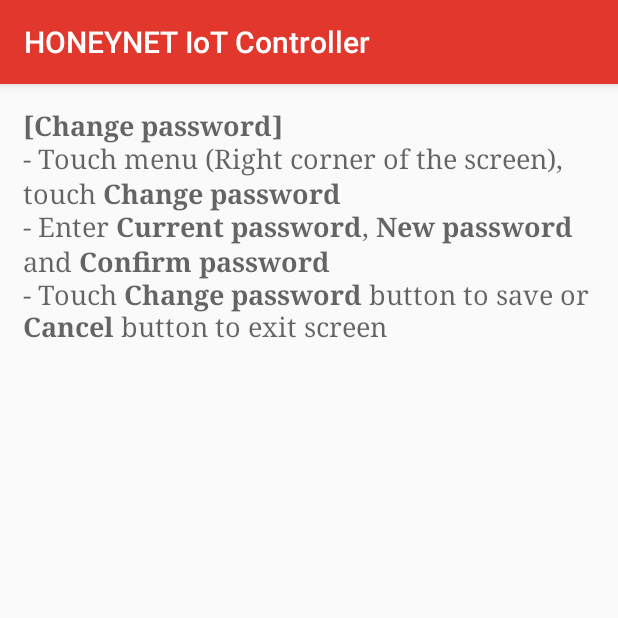
After one commit to danhnguyenviet/LightPumpController, an Android app: the GuideActivity screen opened directly, with no data from a screen before it, on a phone screen of 412 x 824 dp, the top half of it. The commit adds this screen. Run offline under Robolectric (Android 15) with nearby library versions, the phone set to English and light mode, and no system bars.

Commit message:
Lưu setting, guide
- Setting được lưu trên file
- Guide nằm menu góc phải

```diff
--- a/IoT/app/src/main/AndroidManifest.xml
+++ b/IoT/app/src/main/AndroidManifest.xml
@@ -39,6 +39,9 @@
             android:screenOrientation="portrait"
             android:theme="@style/AppTheme.Dialog"></activity>
 
+        <activity android:name=".GuideActivity"
+            android:screenOrientation="portrait"></activity>
+
         <activity android:name=".LoginActivity"
             android:screenOrientation="portrait">
             <intent-filter>
--- /dev/null
+++ b/IoT/app/src/main/java/com/danh/iot/GuideActivity.java
@@ -0,0 +1,33 @@
+package com.danh.iot;
+
+import android.os.Bundle;
+import android.support.v7.app.AppCompatActivity;
+import android.text.Html;
+import android.widget.TextView;
+
+/**
+ * Created by NPhat on 14/3/2016.
+ */
+public class GuideActivity extends AppCompatActivity {
+    TextView tvContent;
+
+
+    @Override
+    protected void onCreate(Bundle savedInstanceState) {
+        super.onCreate(savedInstanceState);
+        setContentView(R.layout.activity_guide);
+
+        tvContent = (TextView)findViewById(R.id.tv_guide_content);
+        tvContent.setText(Html.fromHtml(setContent()));
+
+    }
+
+    protected String setContent(){
+        return new String(
+                "<b>[Change password]</b><br/>" +
+                        "- Touch menu (Right corner of the screen), touch <b>Change password</b><br/>" +
+                        "- Enter <b>Current password</b>, <b>New password</b> and <b>Confirm password</b><br/>" +
+                        "- Touch <b>Change password</b> button to save or <b>Cancel</b> button to exit screen<br/>"
+        );
+    }
+}
--- a/IoT/app/src/main/java/com/danh/iot/MainActivity.java
+++ b/IoT/app/src/main/java/com/danh/iot/MainActivity.java
@@ -87,6 +87,12 @@
                 startActivityForResult(intent,IotConstant.REQUEST_CODE_ACTIVITY_CHANGE_PASSWORD);
                 break;
             }
+            case R.id.menu_action_bar_guide:
+            {
+                Intent intent = new Intent(MainActivity.this,GuideActivity.class);
+                startActivity(intent);
+                break;
+            }
         }
         return super.onOptionsItemSelected(item);
     }
--- /dev/null
+++ b/IoT/app/src/main/res/layout/activity_guide.xml
@@ -0,0 +1,22 @@
+<?xml version="1.0" encoding="utf-8"?>
+<LinearLayout xmlns:android="http://schemas.android.com/apk/res/android"
+    android:layout_width="match_parent"
+    android:layout_height="match_parent"
+    android:orientation="vertical"
+    android:padding="15dp">
+
+    <ScrollView
+        android:layout_width="match_parent"
+        android:layout_height="match_parent"
+        android:id="@+id/scrollView"
+        android:layout_gravity="right" >
+
+        <TextView
+            android:layout_width="wrap_content"
+            android:layout_height="wrap_content"
+            android:textAppearance="?android:attr/textAppearanceMedium"
+            android:text="Medium Text"
+            android:id="@+id/tv_guide_content"
+            android:typeface="serif" />
+    </ScrollView>
+</LinearLayout>
--- a/IoT/app/src/main/res/layout/activity_settings.xml
+++ b/IoT/app/src/main/res/layout/activity_settings.xml
@@ -91,7 +91,6 @@
                 android:layout_height="wrap_content"
                 android:text="Save"
                 android:id="@+id/btn_setting_save"
-                android:onClick="sendSettingToServer"
                 android:layout_weight="1" />
 
             <Button
--- a/IoT/app/src/main/res/menu/menu_action_bar.xml
+++ b/IoT/app/src/main/res/menu/menu_action_bar.xml
@@ -1,6 +1,8 @@
 <?xml version="1.0" encoding="utf-8"?>
 <menu xmlns:android="http://schemas.android.com/apk/res/android">
     <item android:id="@+id/menu_acction_bar_change_password"
-        android:title="@string/action_bar_change_pass"></item>
+        android:title="@string/menu_item_change_password"></item>
+    <item android:id="@+id/menu_action_bar_guide"
+        android:title="@string/menu_item_guide"></item>
 
 </menu>
--- a/IoT/app/src/main/res/values/strings.xml
+++ b/IoT/app/src/main/res/values/strings.xml
@@ -1,4 +1,8 @@
 <resources>
     <string name="app_name" fontfamily="">HONEYNET IoT Controller</string>
     <string name="action_bar_change_pass" >Change password</string>
+
+    <!-- action bar-->
+    <string name="menu_item_change_password">Change password</string>
+    <string name="menu_item_guide">Guide</string>
 </resources>
```
Also changed, not shown: IoT/app/src/main/java/com/danh/iot/IotConstant.java (+15 -1 lines), IoT/app/src/main/java/com/danh/iot/SettingsActivity.java (+91 -20 lines), IoT/app/src/main/java/com/danh/iot/com/danh/iot/thread/ThreadSettingsFile.java (added, +171 -0 lines), 1 other file.
